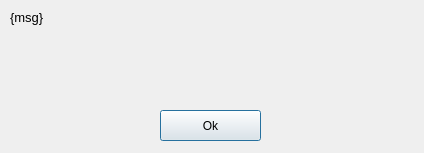
This is open-ihm/gui/designs/ui_databasemessage.ui in snim2mirror/openihm as Qt 5 draws it before an edit. The edited form follows.
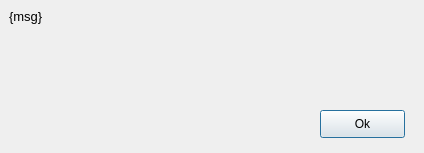
This is the edited form.

Diff of the .ui file:
```diff
--- a/open-ihm/gui/designs/ui_databasemessage.ui
+++ b/open-ihm/gui/designs/ui_databasemessage.ui
@@ -13,26 +13,13 @@
   <property name="windowTitle">
    <string>Problem with Database Connection</string>
   </property>
-  <widget class="QPushButton" name="cmdOk">
-   <property name="geometry">
-    <rect>
-     <x>160</x>
-     <y>110</y>
-     <width>101</width>
-     <height>31</height>
-    </rect>
-   </property>
-   <property name="text">
-    <string>Ok</string>
-   </property>
-  </widget>
   <widget class="QLabel" name="lblMessage">
    <property name="geometry">
     <rect>
-     <x>10</x>
-     <y>10</y>
-     <width>401</width>
-     <height>81</height>
+     <x>9</x>
+     <y>9</y>
+     <width>44</width>
+     <height>17</height>
     </rect>
    </property>
    <property name="font">
@@ -50,6 +37,19 @@
     <bool>true</bool>
    </property>
   </widget>
+  <widget class="QPushButton" name="cmdOk">
+   <property name="geometry">
+    <rect>
+     <x>320</x>
+     <y>110</y>
+     <width>85</width>
+     <height>28</height>
+    </rect>
+   </property>
+   <property name="text">
+    <string>Ok</string>
+   </property>
+  </widget>
  </widget>
  <resources/>
  <connections>
```
